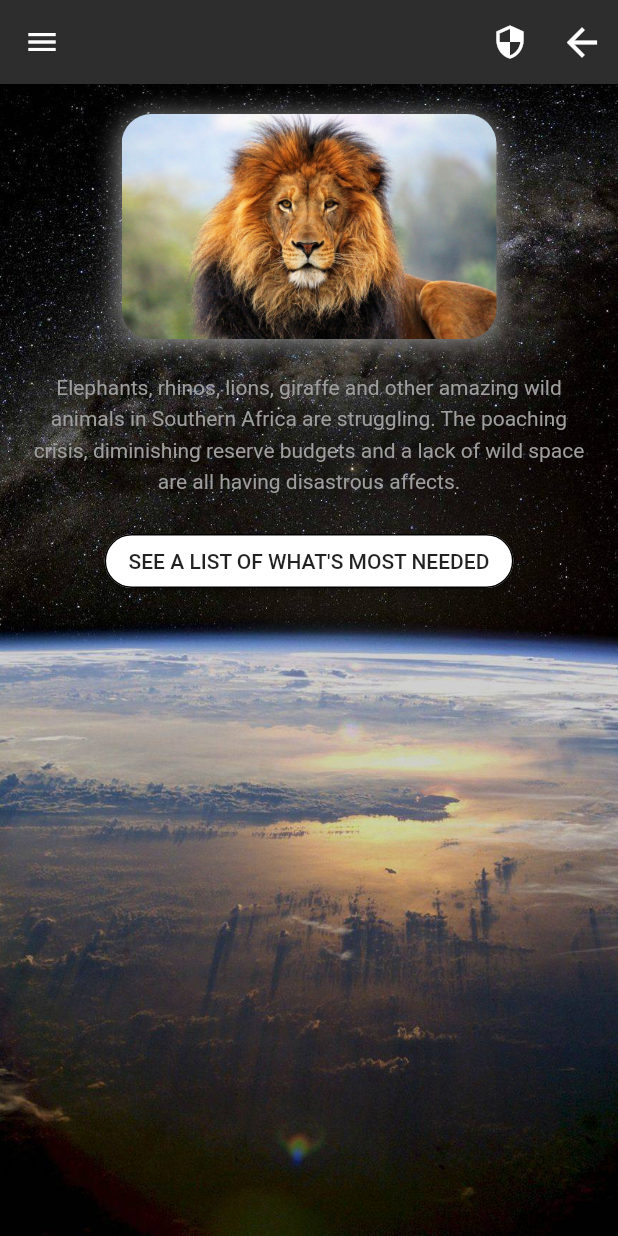
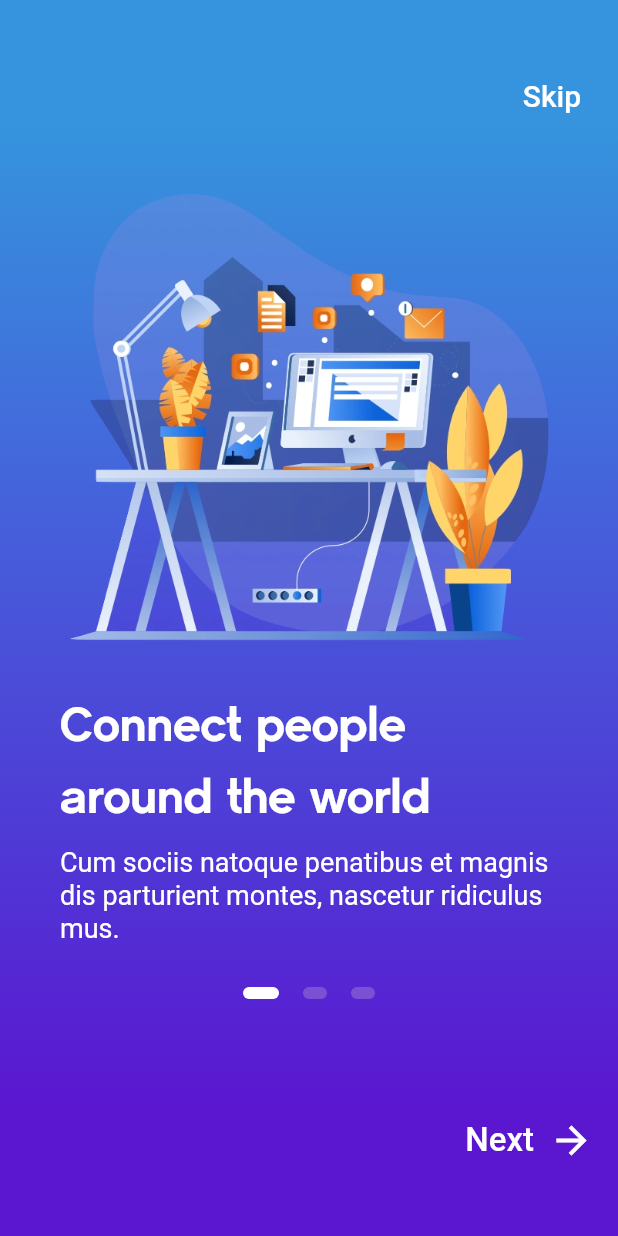
Before and after one commit to Martyniuk/flutter_widgets_lib, a Flutter app: the screen it shows after launch, in the side drawer, after a tap on "Basic", on a phone screen of 412 x 824 dp. Run offline on Flutter 3.47's test engine with Material 2 defaults, Android fonts, the phone set to English and light mode, and no system bars; our stand-ins replace carousel_slider, font_awesome_flutter; missing offline and left inert: clippy_flutter, gradient_text; generated files the repository leaves out were written again.

Commit message:
feat: onboarding_2 app added

```diff
--- a/lib/main.dart
+++ b/lib/main.dart
@@ -1,5 +1,6 @@
 // Core
 import 'package:flutter/material.dart';
+import 'package:widgetlibrary/practice/basic/onboarding_screens2.dart';
 
 // Library of widgets I play with
 import 'library/library.dart';
@@ -13,7 +14,8 @@ import 'library/library.dart';
 // import 'practice/basic/restaurant.dart';
 // import 'practice/basic/travelApp2.dart';
 // import 'practice/basic/story_app.dart';
-// import 'practice/basic/onboarding_screens.dart';
+import 'practice/basic/onboarding_screens.dart';
+// import 'practice/basic/onboarding_screens2.dart';
 // import 'practice/basic/bicycle_app.dart';
 
 // Advanced layouts
@@ -76,7 +78,7 @@ class _HomeScreenState extends State<HomeScreen> {
                 Navigator.push(
                   context,
                   MaterialPageRoute(
-                    builder: (context) => SaveAnimals(),
+                    builder: (context) => OnboardingScreens2App(),
                   ),
                 );
               },
--- /dev/null
+++ b/lib/practice/basic/onboarding_screens2.dart
@@ -0,0 +1,229 @@
+// -> https://dribbble.com/shots/5965530-Communities-checklists-App-Onboarding-UI
+// Core
+import 'package:flutter/material.dart';
+import 'package:flutter/services.dart';
+
+// -- utilities styles
+
+final kTitleStyle = TextStyle(
+  color: Colors.white,
+  fontFamily: 'CM Sans Serif',
+  fontSize: 32.0,
+  height: 1.5,
+);
+
+final kSubtitleStyle = TextStyle(
+  color: Colors.white,
+  fontSize: 18.0,
+  height: 1.2,
+);
+
+class OnboardingScreens2App extends StatefulWidget {
+  @override
+  _OnboardingScreens2AppState createState() => _OnboardingScreens2AppState();
+}
+
+class _OnboardingScreens2AppState extends State<OnboardingScreens2App> {
+  final int _numPages = 3;
+  final PageController _pageController = PageController(initialPage: 0);
+  int _currentPage = 0;
+
+  List<Widget> _buildPageIndicator() {
+    List<Widget> list = [];
+
+    for (int i = 0; i < _numPages; i++) {
+      list.add(i == _currentPage ? _indicator(true) : _indicator(false));
+    }
+
+    return list;
+  }
+
+  Widget _indicator(bool isActive) {
+    return AnimatedContainer(
+      duration: Duration(microseconds: 250),
+      margin: EdgeInsets.symmetric(horizontal: 8.0),
+      height: 8.0,
+      width: isActive ? 24.0 : 16.0,
+      decoration: BoxDecoration(
+        color: isActive ? Colors.white : Color(0xFF7B51D3),
+        borderRadius: BorderRadius.circular(12.0),
+      ),
+    );
+  }
+
+  Widget _buildBottomSection() {
+    bool notLastPage = _currentPage != _numPages - 1;
+
+    return notLastPage
+        ? Expanded(
+            child: Align(
+              alignment: Alignment.bottomRight,
+              child: FlatButton(
+                onPressed: () {
+                  _pageController.nextPage(
+                    duration: Duration(milliseconds: 500),
+                    curve: Curves.ease,
+                  );
+                },
+                child: Row(
+                  mainAxisAlignment: MainAxisAlignment.end,
+                  children: <Widget>[
+                    Text(
+                      'Next',
+                      style: TextStyle(color: Colors.white, fontSize: 22.0),
+                    ),
+                    SizedBox(width: 10.0),
+                    Icon(Icons.arrow_forward, color: Colors.white, size: 30.0)
+                  ],
+                ),
+              ),
+            ),
+          )
+        : Text('');
+  }
+
+  @override
+  Widget build(BuildContext context) {
+    return Scaffold(
+      bottomSheet: _currentPage == _numPages - 1
+          ? Container(
+              height: 100.0,
+              child: GestureDetector(
+                onTap: () {},
+                child: Center(
+                  child: Text(
+                    'Get started',
+                    style: TextStyle(
+                      color: Color(0xFF5B16D0),
+                      fontSize: 22.0,
+                      fontWeight: FontWeight.bold,
+                    ),
+                  ),
+                ),
+              ),
+            )
+          : Text(''),
+      body: AnnotatedRegion<SystemUiOverlayStyle>(
+        value: SystemUiOverlayStyle.light,
+        child: Container(
+          decoration: BoxDecoration(
+            gradient: LinearGradient(
+              begin: Alignment.topCenter,
+              end: Alignment.bottomCenter,
+              stops: [0.1, 0.4, 0.7, 0.9],
+              colors: [
+                Color(0xFF3594DD),
+                Color(0xFF4563DB),
+                Color(0xFF5036D5),
+                Color(0xFF5B16D0),
+              ],
+            ),
+          ),
+          child: Padding(
+            padding: EdgeInsets.symmetric(vertical: 40.0),
+            child: Column(
+              // crossAxisAlignment: CrossAxisAlignment.stretch,
+              children: <Widget>[
+                Container(
+                  alignment: Alignment.centerRight,
+                  child: FlatButton(
+                    onPressed: () {},
+                    child: Text(
+                      'Skip',
+                      style: TextStyle(
+                        color: Colors.white,
+                        fontSize: 20.0,
+                      ),
+                    ),
+                  ),
+                ),
+                Container(
+                  height: 570,
+                  child: PageView(
+                    physics: ClampingScrollPhysics(),
+                    controller: _pageController,
+                    onPageChanged: (int page) {
+                      setState(() {
+                        _currentPage = page;
+                      });
+                    },
+                    children: <Widget>[
+                      Padding(
+                        padding: const EdgeInsets.only(
+                            left: 40.0, top: 40.0, right: 40.0),
+                        child: Column(
+                          children: <Widget>[
+                            Image(
+                              height: 300.0,
+                              image: AssetImage(
+                                  'assets/images/onboarding2/on.png'),
+                            ),
+                            SizedBox(height: 30.0),
+                            Text('Connect people around the world',
+                                style: kTitleStyle),
+                            SizedBox(height: 10.0),
+                            Text(
+                                'Cum sociis natoque penatibus et magnis dis parturient montes, nascetur ridiculus mus.',
+                                style: kSubtitleStyle),
+                          ],
+                        ),
+                      ),
+                      Padding(
+                        padding: const EdgeInsets.only(
+                            left: 40.0, top: 40.0, right: 40.0),
+                        child: Column(
+                          children: <Widget>[
+                            Image(
+                              height: 300.0,
+                              image: AssetImage(
+                                  'assets/images/onboarding2/on1.png'),
+                            ),
+                            SizedBox(height: 30.0),
+                            Text(
+                              'Live your life smarter with us!',
+                              style: kTitleStyle,
+                            ),
+                            SizedBox(height: 10.0),
+                            Text(
+                              'Aenean leo ligula, porttitor eu, consequat vitae, eleifend ac, enim. Aliquam lorem ante, dapibus in, viverra quis, feugiat a, tellus.',
+                              style: kSubtitleStyle,
+                            ),
+                          ],
+                        ),
+                      ),
+                      Padding(
+                        padding: const EdgeInsets.only(
+                            left: 40.0, top: 40.0, right: 40.0),
+                        child: Column(
+                          children: <Widget>[
+                            Image(
+                              height: 300.0,
+                              image: AssetImage(
+                                  'assets/images/onboarding2/on2.png'),
+                            ),
+                            SizedBox(height: 30.0),
+                            Text('Get a new experience of imagination',
+                                style: kTitleStyle),
+                            SizedBox(height: 10.0),
+                            Text(
+                                'Phasellus viverra nulla ut metus varius laoreet. Quisque rutrum. Aenean imperdiet. Etiam ultricies nisi vel augue.',
+                                style: kSubtitleStyle),
+                          ],
+                        ),
+                      ),
+                    ],
+                  ),
+                ),
+                Row(
+                  mainAxisAlignment: MainAxisAlignment.center,
+                  children: _buildPageIndicator(),
+                ),
+                _buildBottomSection(),
+              ],
+            ),
+          ),
+        ),
+      ),
+    );
+  }
+}
```
Also changed, not shown: pubspec.yaml (+5 -7 lines), assets/images/onboarding2/on.png (added), assets/images/onboarding2/on1.png (added), assets/images/onboarding2/on2.png (added), assets/lam3.jpg (deleted), assets/lamp1.jpg (deleted), assets/lamp2.jpg (deleted), assets/lamp4.png (deleted), fonts/cm_sans_serif_2012.ttf (added).
